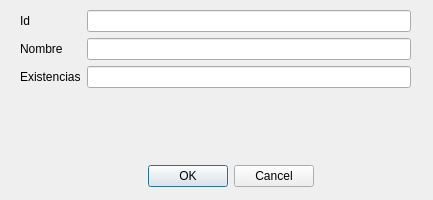
Jederick/TareasProgramadas-CI-0113, file TareaProgramada-04/src/ui/formproducto.ui: the form before one commit.
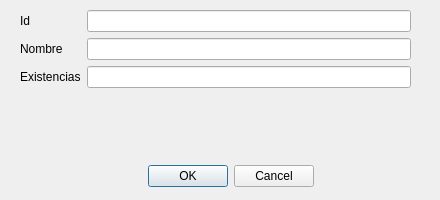
The form after the commit.

```diff
--- a/TareaProgramada-04/src/ui/formproducto.ui
+++ b/TareaProgramada-04/src/ui/formproducto.ui
@@ -6,10 +6,22 @@
    <rect>
     <x>0</x>
     <y>0</y>
-    <width>433</width>
+    <width>440</width>
     <height>200</height>
    </rect>
   </property>
+  <property name="minimumSize">
+   <size>
+    <width>440</width>
+    <height>200</height>
+   </size>
+  </property>
+  <property name="maximumSize">
+   <size>
+    <width>440</width>
+    <height>200</height>
+   </size>
+  </property>
   <property name="windowTitle">
    <string>Dialog</string>
   </property>
```
Left out of the diff: 24 changed lines with no effect on the pictures.
